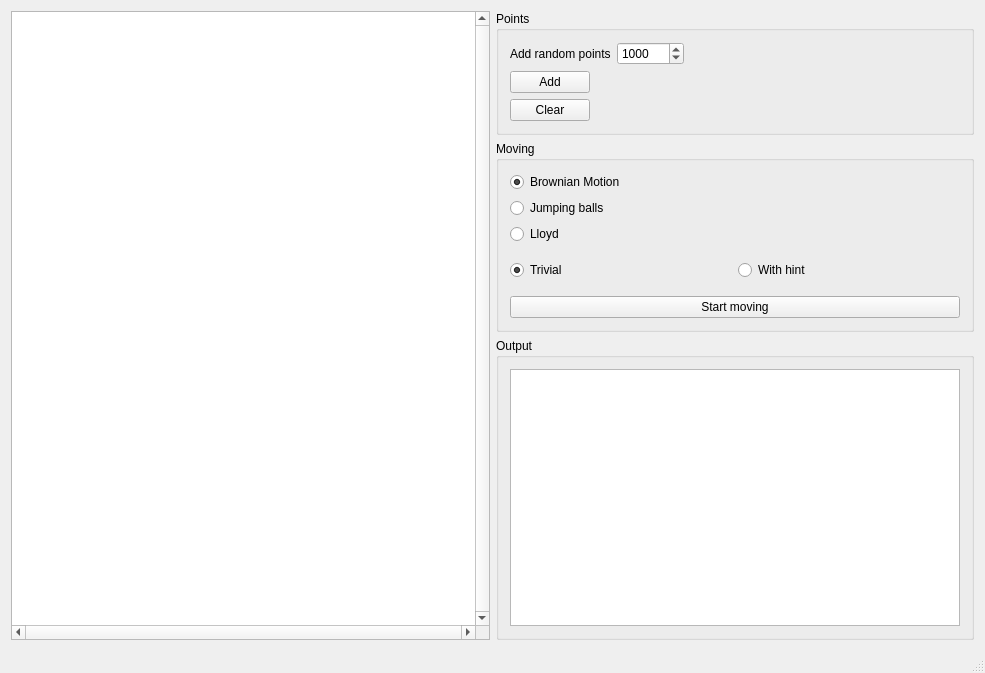
Old version of the form mainwindow.ui in the repository jetSett/Delaunay-moving-points.
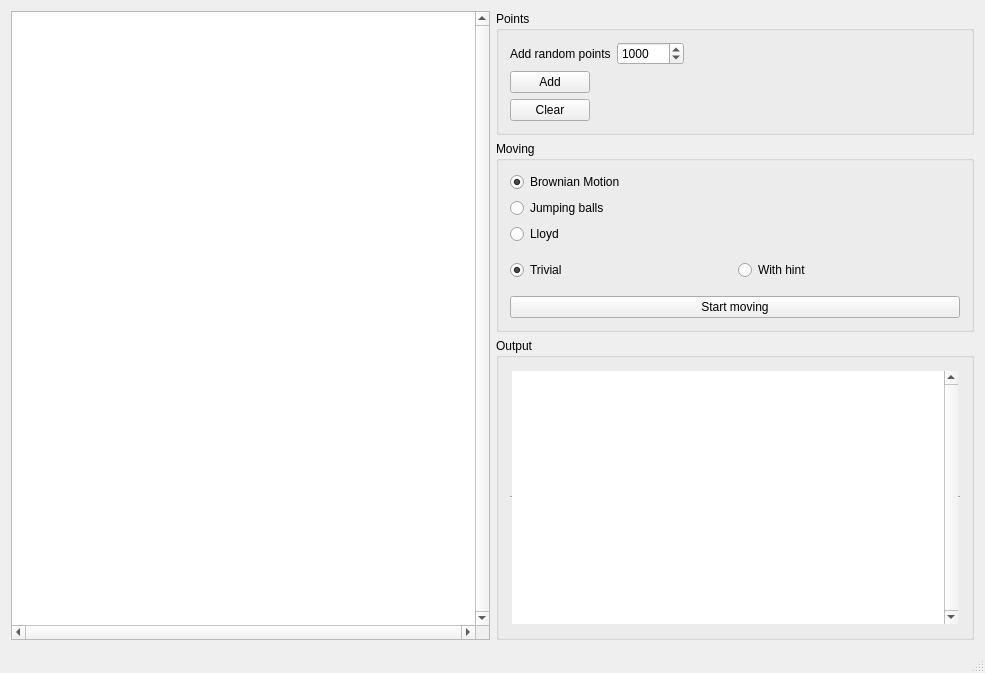
New version of the form.

```diff
--- a/mainwindow.ui
+++ b/mainwindow.ui
@@ -218,10 +218,19 @@
             <widget class="QTextEdit" name="outputText">
              <property name="maximumSize">
               <size>
-               <width>800</width>
+               <width>16777215</width>
                <height>16777215</height>
               </size>
              </property>
+             <property name="frameShape">
+              <enum>QFrame::HLine</enum>
+             </property>
+             <property name="verticalScrollBarPolicy">
+              <enum>Qt::ScrollBarAlwaysOn</enum>
+             </property>
+             <property name="undoRedoEnabled">
+              <bool>false</bool>
+             </property>
              <property name="readOnly">
               <bool>true</bool>
              </property>
```
